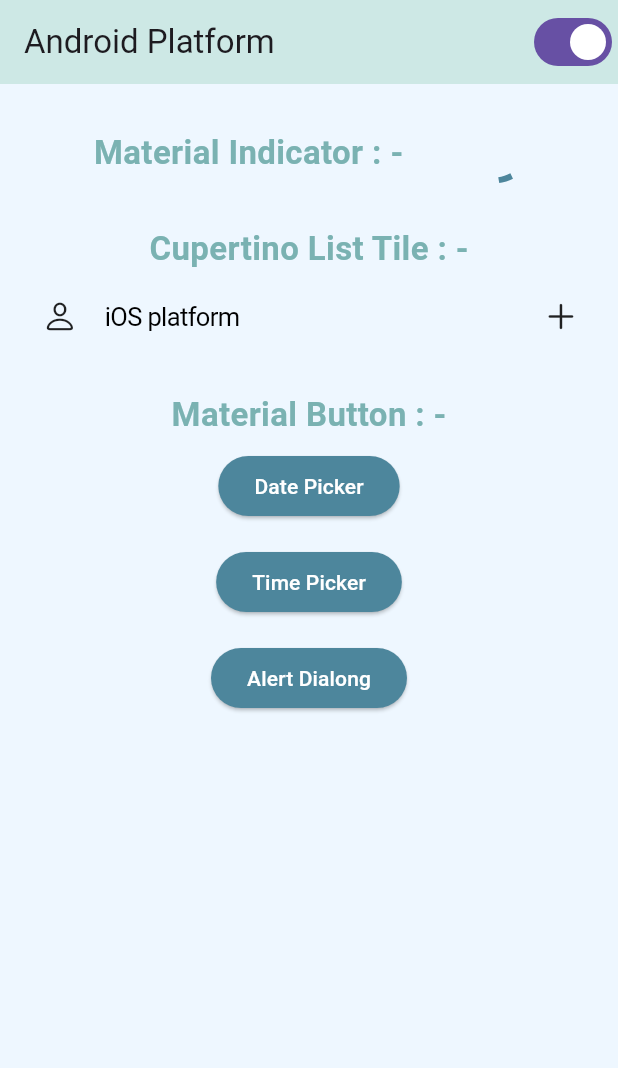
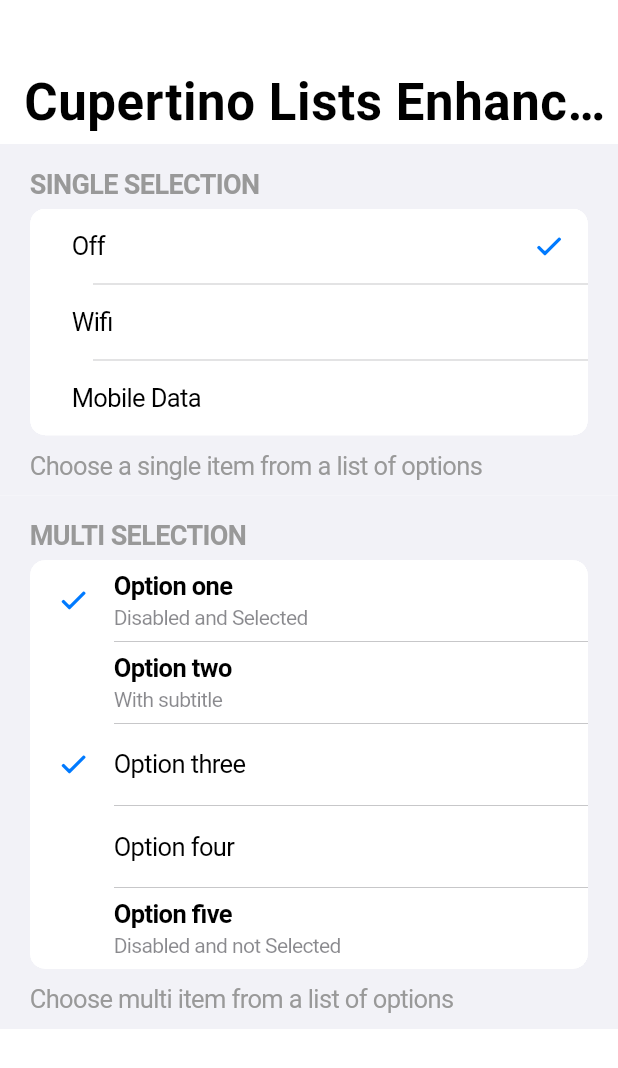
Before and after one commit to Aksharpatel06/adv_flutter_ch2, a Flutter app: the screen it shows after launch, on a phone screen of 412 x 824 dp. Shown: the top 1068 px of the screen. Run offline on Flutter 3.47's test engine with Material 3 defaults, Android fonts, the phone set to English and light mode, and no system bars.

Commit message:
09-05-2024

```diff
--- a/lib/ch_2/task_2/view/cupertinoscreen/componects/dialong_sheet.dart
+++ b/lib/ch_2/task_2/view/cupertinoscreen/componects/dialong_sheet.dart
@@ -48,7 +48,7 @@ Padding button(BuildContext context) {
             color: buttoncolor,
             child: Text('Cupertion Action Sheet'),
             onPressed: () {
-              showCupertinoDialog(
+              showCupertinoModalPopup(
                 context: context,
                 builder: (context) => CupertinoActionSheet(
                   title: Text("Welcome to iOS platform"),
--- /dev/null
+++ b/lib/ch_2/task_3/view/cupertinolistsection/cupertino_list_section.dart
@@ -0,0 +1,69 @@
+import 'package:flutter/cupertino.dart';
+import 'package:flutter/material.dart';
+
+class CupertinoListSectionScreen extends StatelessWidget {
+  const CupertinoListSectionScreen({super.key});
+
+  @override
+  Widget build(BuildContext context) {
+    return CupertinoPageScaffold(
+      child: CustomScrollView(
+        slivers: [
+          CupertinoSliverNavigationBar(
+            largeTitle: Text('Cupertino Lists Enhanced'),
+          ),
+          SliverFillRemaining(
+            child: Column(
+              children: [
+                CupertinoListSection.insetGrouped(
+                  header: Text('SINGLE SELECTION',style: TextStyle(fontSize:18,color: CupertinoColors.inactiveGray),),
+                  dividerMargin: 0,
+                  footer: Text('Choose a single item from a list of options',style: TextStyle(color: CupertinoColors.inactiveGray),),
+                  children: <CupertinoListTile> [
+                    CupertinoListTile.notched(
+                      title: Text('Off'),
+                      trailing: Icon(CupertinoIcons.checkmark_alt),
+                    ),
+                    CupertinoListTile.notched(
+                      title: Text('Wifi'),
+                    ),
+                    CupertinoListTile.notched(title: Text('Mobile Data')),
+                  ],
+                ),
+                CupertinoListSection.insetGrouped(
+                  header: Text('MULTI SELECTION',style: TextStyle(fontSize:18,color: CupertinoColors.inactiveGray),),
+                  footer: Text('Choose multi item from a list of options',style: TextStyle(color: CupertinoColors.inactiveGray),),
+                  children: <CupertinoListTile> [
+                    CupertinoListTile.notched(
+                      title: Text('Option one'),
+                      subtitle: Text('Disabled and Selected'),
+                      leading: Icon(CupertinoIcons.checkmark_alt),
+                    ),
+                    CupertinoListTile.notched(
+                      title: Text('Option two'),
+                      subtitle: Text('With subtitle'),
+                      leading: Container(),
+                    ),
+                    CupertinoListTile.notched(
+                      title: Text('Option three'),
+                      leading:Icon(CupertinoIcons.checkmark_alt),
+                    ),
+                    CupertinoListTile.notched(
+                      title: Text('Option four'),
+                      leading:Container(),
+                    ),
+                    CupertinoListTile.notched(
+                      title: Text('Option five'),
+                      subtitle: Text('Disabled and not Selected'),
+                      leading:Container(),
+                    ),
+                  ],
+                ),
+              ],
+            ),
+          )
+        ],
+      ),
+    );
+  }
+}
--- /dev/null
+++ b/lib/ch_2/task_3/view/customscrollScreen/custom_scroll_screen.dart
@@ -0,0 +1,31 @@
+import 'package:flutter/cupertino.dart';
+
+class CustomScrollScreen extends StatelessWidget {
+  const CustomScrollScreen({super.key});
+
+  @override
+  Widget build(BuildContext context) {
+    return CupertinoPageScaffold(
+      child: CustomScrollView(
+        slivers: [
+          CupertinoSliverNavigationBar(
+            largeTitle: Text('My App'),
+          ),
+          SliverList(
+            delegate: SliverChildBuilderDelegate(
+                  (context, index) {
+                return CupertinoListTile(
+                  title: Text('Person ${index+1}'),
+                  subtitle: Text('${index+1}'),
+                );
+              },
+              childCount: 20,
+            ),
+          ),
+        ],
+      ),
+
+
+    );
+  }
+}
--- a/lib/main.dart
+++ b/lib/main.dart
@@ -1,9 +1,10 @@
 import 'package:adv_flutter_ch2/ch_2/task_1/provider/picker_provider.dart';
-import 'package:adv_flutter_ch2/utils/adaptive.dart';
+import 'package:flutter/cupertino.dart';
 import 'package:flutter/material.dart';
 import 'package:provider/provider.dart';
 
 import 'ch_2/task_2/provider/platform.dart';
+import 'ch_2/task_3/view/cupertinolistsection/cupertino_list_section.dart';
 
 
 void main() {
@@ -62,11 +63,24 @@ void main() {
 
 
 //TASK 2.2
+// class MyApp extends StatelessWidget {
+//   const MyApp({super.key});
+//
+//   @override
+//   Widget build(BuildContext context) {
+//     return const AdaptiveWidegt();
+//   }
+// }
+
+//task 2.3
 class MyApp extends StatelessWidget {
   const MyApp({super.key});
 
   @override
   Widget build(BuildContext context) {
-    return const AdaptiveWidegt();
+    return CupertinoApp(
+      debugShowCheckedModeBanner: false,
+      home: CupertinoListSectionScreen(),
+    );
   }
 }
```
